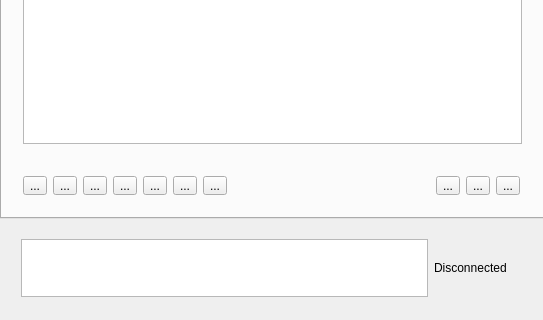
First picture: the form in t1wrenchmainwindow.ui, repository baohaojun/system-config, before the edit; both pictures show x 0 to 543 and y 272 to 592 of the 543 by 592 pixel window.
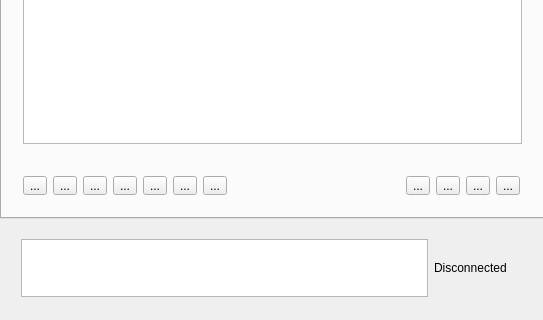
Second picture: the form after the edit. Icons and pictures are not drawn. Custom widgets are drawn as their Qt base class.

Diff of the .ui file:
```diff
--- a/t1wrenchmainwindow.ui
+++ b/t1wrenchmainwindow.ui
@@ -154,6 +154,16 @@
          </property>
         </spacer>
        </item>
+       <item>
+        <widget class="QToolButton" name="tbPhoneCall">
+         <property name="toolTip">
+          <string>打电话</string>
+         </property>
+         <property name="text">
+          <string>...</string>
+         </property>
+        </widget>
+       </item>
        <item>
         <widget class="QToolButton" name="tbThumbsUp">
          <property name="text">
```
Left out of the diff: 5 changed lines with no effect on the pictures. Lines whose indentation alone changed are shown as unchanged.
